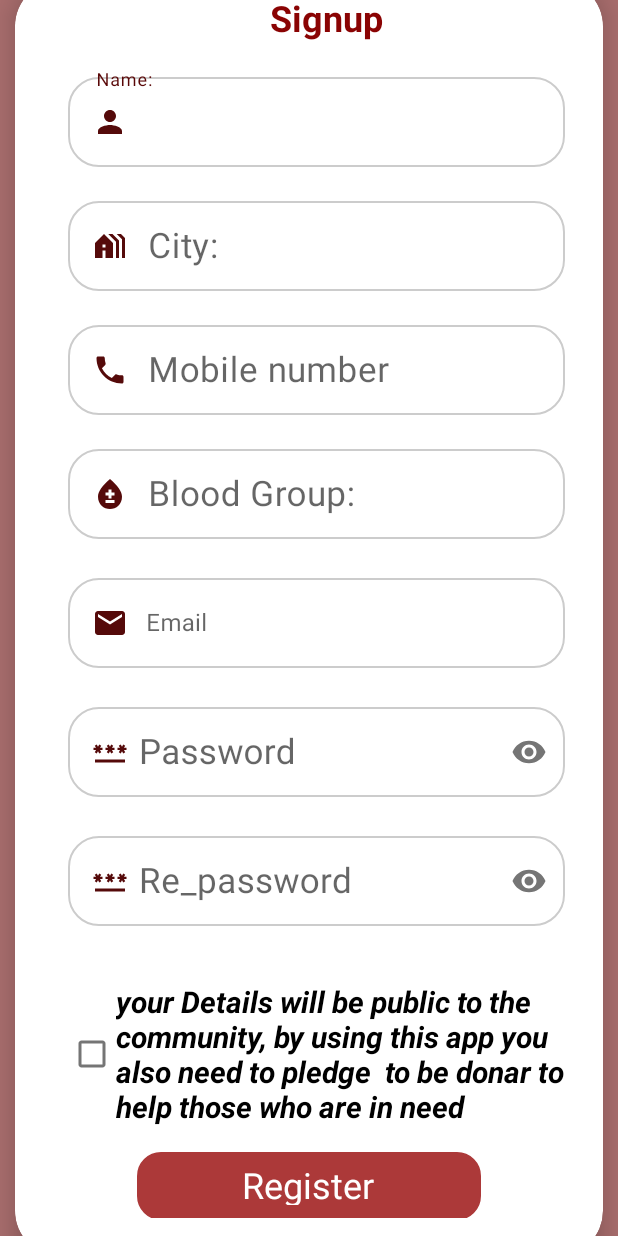
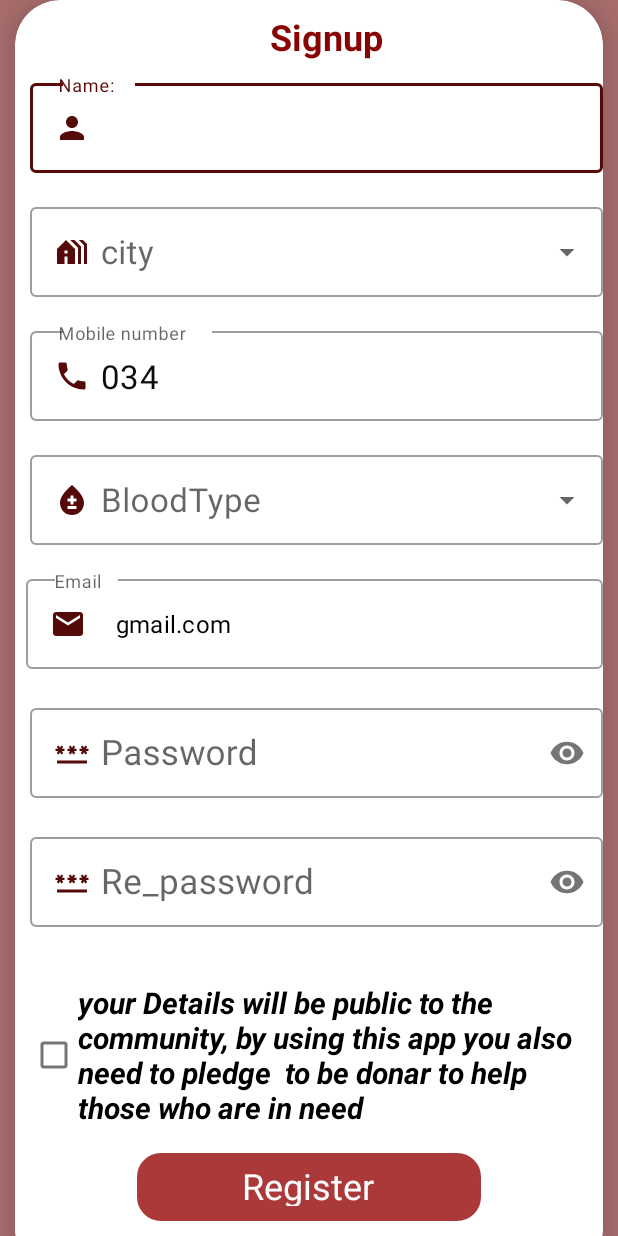
Before and after one commit to MaazAkbar8/ShareBloodApp, an Android app: the signupscreen screen opened directly, with no data from a screen before it, on a phone screen of 412 x 824 dp. Run offline under Robolectric (Android 15) with nearby library versions, the phone set to English and light mode, and no system bars; our stand-ins replace Firebase (no records; nobody signed in at launch, a user with empty details on screens opened directly).

Commit message:
lot of changed done1

```diff
--- a/app/src/main/java/com/example/shareblood/signupscreen.kt
+++ b/app/src/main/java/com/example/shareblood/signupscreen.kt
@@ -4,6 +4,8 @@ import android.annotation.SuppressLint
 import android.content.Intent
 import androidx.appcompat.app.AppCompatActivity
 import android.os.Bundle
+import android.text.method.PasswordTransformationMethod
+import android.widget.ArrayAdapter
 import android.widget.TextView
 import android.widget.Toast
 import com.example.shareblood.databinding.ActivityLoginScreenBinding
@@ -27,12 +29,44 @@ class signupscreen : AppCompatActivity() {
        // intailization
         auth = Firebase.auth
 
-       // signup eventhandling
+        //**********************************************************************************
+            // Email dropdownlist work
+
+             val list= listOf("Timergara","Balambat" ,"Lal_Qilla" ,"Jandol" ,"Adenzai" ,"Samar Bagh", "Chakdara","Munda","Maidan","Talash")
+             val adapter=ArrayAdapter(this,R.layout.list_item_city,list)
+             binding.dropdownfield.setAdapter(adapter)
+
+
+
+        //**********************************************************************************
+
+
+             // Bloodgroup dropdownlist works
+
+                 val m= listOf(" (A+)", " (A-)", "(B+) ","(B-) "," (AB+)", "(AB-) "," (O+) ","(O-)")
+
+                 val Adapter=ArrayAdapter(this,R.layout.list_item_bloodtype,m)
+                   binding.dropdownfieldBloodg.setAdapter(Adapter)
+
+  //*******************************************************************************************************
+
+
+
+
+
+
+
+
+
+
+
+
+        // signup eventhandling
         binding.tvsignup.setOnClickListener {
             val name = binding.etName.getText().toString()
-            val city = binding.city.getText().toString()
+            val dropdownfield= binding.dropdownfield.getText().toString()
             val contact = binding.contact.getText().toString()
-            val blood = binding.bloodG.getText().toString()
+            val blood = binding.dropdownfieldBloodg.getText().toString()
             val Email = binding.etEmail.getText().toString()
             val pass = binding.password.getText().toString()
             val re_pass = binding.rePass.getText().toString()
@@ -40,13 +74,14 @@ class signupscreen : AppCompatActivity() {
             if (contact.isEmpty()) {
                 binding.contact.setError("fields not be empty")
             } else if (blood.isEmpty()) {
-                binding.bloodgroup.setError("fields not be empty")
+                binding.dropdownfieldBloodg.setError("fields not be empty")
             } else if (Email.isEmpty()) {
                 binding.etEmail.setError("filed not be empty")
             }else if (pass.isEmpty()) {
                 binding.password.setError("field not be empty")
-            }else if (re_pass.isEmpty()){
+            }else if (re_pass.isEmpty()) {
                 binding.rePass.setError("field not be empty")
+
             }else {
                 // Data stored in firebase Authentication which data email and pass
                 auth.createUserWithEmailAndPassword(Email, pass).addOnCompleteListener {
@@ -61,6 +96,12 @@ class signupscreen : AppCompatActivity() {
 
             }
         }
+        //*****************************************************************************************************************
+           // contact work
+        binding.contact.setOnClickListener {
+
+            binding.contact.setText("034")
+        }
 
     }
 }
--- a/app/src/main/res/layout/activity_signupscreen.xml
+++ b/app/src/main/res/layout/activity_signupscreen.xml
@@ -4,7 +4,7 @@
     xmlns:tools="http://schemas.android.com/tools"
     android:layout_width="match_parent"
     android:layout_height="match_parent"
-    android:gravity="center"
+
     android:background="#A86D6D"
     tools:context=".signupscreen"
     android:orientation="vertical">
@@ -31,14 +31,14 @@
             android:textStyle="bold"
             android:textColor="#8a0303"/>
 
+
         <LinearLayout
-            android:id="@+id/linearLayout"
             android:layout_width="match_parent"
             android:layout_height="wrap_content"
         android:orientation="vertical"
-            android:layout_marginTop="33sp"
-            android:padding="25dp">
-          <!-- name -->
+            android:layout_marginTop="50sp"
+            >
+            <!-- Name-->
             <com.google.android.material.textfield.TextInputLayout
                 android:id="@+id/Name"
                  android:layout_width="match_parent"
@@ -49,7 +49,6 @@
                 android:id="@+id/et_name"
                 android:layout_width="match_parent"
                 android:layout_height="60dp"
-                android:background="@drawable/boarder_m"
                 android:drawableStart="@drawable/baseline_person_24"
                 android:drawablePadding="7dp"
                 android:padding="4dp"
@@ -58,35 +57,36 @@
                  android:inputType="textPersonName"
                  android:textColor="#0C0C0C"
                  android:textColorHint="#E14A4747"
-                 android:textSize="23dp" />
+                 android:textSize="22dp" />
             </com.google.android.material.textfield.TextInputLayout>
+
+          <!-- city -->
+
+            <com.google.android.material.textfield.TextInputLayout
+                android:layout_width="match_parent"
+                android:layout_height="wrap_content"
+                android:hint="city"
+                android:layout_marginTop="17dp"
+
+                style="@style/Widget.MaterialComponents.TextInputLayout.OutlinedBox.ExposedDropdownMenu">
+                <AutoCompleteTextView
+                    android:id="@+id/dropdownfield"
+                    android:layout_width="match_parent"
+                    android:layout_height="60dp"
+                    android:textColor="@color/black"
+                    android:padding="7dp"
+                    android:drawableStart="@drawable/baseline_holiday_village_24"
+                    android:drawablePadding="7dp"
+                    android:layout_marginTop="20dp"
+                    android:layout_marginStart="10dp"
+                    android:textSize="22sp"
+                    android:inputType="none"/>
 
 
 
-          <!-- city -->
-            <com.google.android.material.textfield.TextInputLayout
-                android:id="@+id/et_city"
-                android:layout_width="match_parent"
-                android:layout_height="wrap_content"
-                android:layout_marginTop="17sp"
-                style="@style/Widget.MaterialComponents.TextInputLayout.OutlinedBox">
-            <com.google.android.material.textfield.TextInputEditText
-                android:id="@+id/city"
-                android:layout_width="match_parent"
-                android:layout_height="60dp"
-            android:layout_marginTop="50dp"
-                android:drawablePadding="7dp"
-                android:padding="10dp"
-                android:layout_marginStart="10dp"
-                android:background="@drawable/boarder_m"
-                    android:hint=" City:"
-                android:drawableStart="@drawable/baseline_holiday_village_24"
-                    android:inputType="text"
-                    android:textColor="#0C0C0C"
-                    android:textColorHint="#E14A4747"
-                    android:textSize="23sp"
-                    tools:ignore="MissingConstraints" />
+
             </com.google.android.material.textfield.TextInputLayout>
+
 
 
            <!-- mobile no-->
@@ -101,17 +101,18 @@
                     android:id="@+id/contact"
                     android:layout_width="match_parent"
                     android:layout_height="60dp"
-                    android:background="@drawable/boarder_m"
+
                     android:drawableStart="@drawable/baseline_phone_24"
                     android:drawablePadding="7dp"
                     android:padding="4dp"
                     android:layout_marginTop="20dp"
                     android:layout_marginStart="10dp"
                     android:hint=" Mobile number "
+                    android:text="034"
                     android:inputType="number"
                     android:textColor="#0C0C0C"
                     android:textColorHint="#E14A4747"
-                    android:textSize="23dp"
+                    android:textSize="22dp"
                     tools:ignore="MissingConstraints" />
             </com.google.android.material.textfield.TextInputLayout>
 
@@ -119,30 +120,25 @@
 
             <!--bloodgroup-->
             <com.google.android.material.textfield.TextInputLayout
-                android:id="@+id/bloodgroup"
                 android:layout_width="match_parent"
                 android:layout_height="wrap_content"
-                android:layout_marginTop="17sp"
+                android:hint="BloodType"
+                android:layout_marginTop="17dp"
 
-                app:errorEnabled="true"
-                style="@style/Widget.MaterialComponents.TextInputLayout.OutlinedBox">
-            <com.google.android.material.textfield.TextInputEditText
-                android:id="@+id/bloodG"
+                style="@style/Widget.MaterialComponents.TextInputLayout.OutlinedBox.ExposedDropdownMenu">
+                <AutoCompleteTextView
+                    android:id="@+id/dropdownfield_bloodg"
                     android:layout_width="match_parent"
                     android:layout_height="60dp"
-                android:layout_marginTop="20dp"
+                    android:textColor="@color/black"
+                    android:padding="7dp"
                   android:drawableStart="@drawable/baseline_bloodtype_24"
                     android:drawablePadding="7dp"
-                android:padding="4dp"
+                    android:layout_marginTop="20dp"
                     android:layout_marginStart="10dp"
-                android:hint=" Blood Group:"
-                android:background="@drawable/boarder_m"
-                android:inputType="textPersonName"
-                android:textColor="#0C0C0C"
-                android:textColorHint="#E14A4747"
-                android:textSize="23dp"
-                tools:ignore="MissingConstraints"
-                />
+                    android:textSize="22sp"
+                    android:inputType="none"/>
+
             </com.google.android.material.textfield.TextInputLayout>
 
 
@@ -152,21 +148,25 @@
                 android:layout_width="match_parent"
                 android:layout_height="wrap_content"
                 app:errorEnabled="true"
+                android:layout_marginTop="17sp"
+
                 style="@style/Widget.MaterialComponents.TextInputLayout.OutlinedBox">
 
                 <com.google.android.material.textfield.TextInputEditText
                     android:id="@+id/etEmail"
                     android:layout_width="match_parent"
                     android:layout_height="60dp"
-                    android:background="@drawable/boarder_m"
                     android:drawableStart="@drawable/baseline_email_24"
-                    android:drawablePadding="8dp"
+                    android:drawablePadding="20dp"
                     android:padding="4dp"
+
                     android:hint=" Email"
-                    android:layout_marginStart="10dp"
+                    android:text="gmail.com"
+                    android:layout_marginStart="7dp"
                     android:inputType="textEmailAddress"
                     android:textColor="@color/black"
                     android:textColorHint="@color/black" />
+
             </com.google.android.material.textfield.TextInputLayout>
 
           <!-- password-->
@@ -185,12 +185,14 @@
                     android:drawablePadding="7dp"
                     android:padding="4dp"
                     android:hint="Password"
+                    android:maxLength="8"
+
                     android:textColor="#0C0C0C"
                     android:textColorHint="#E19C8181"
                     android:textSize="23dp"
                     android:layout_marginStart="10dp"
                     android:inputType="textPassword"
-                    android:background="@drawable/boarder_m"/>
+                    />
             </com.google.android.material.textfield.TextInputLayout>
 
 
@@ -216,7 +218,7 @@
                     android:textColorHint="#E12C2A2A"
                     android:textSize="23dp"
                     android:inputType="textPassword"
-                    android:background="@drawable/boarder_m"/>
+                    />
             </com.google.android.material.textfield.TextInputLayout>
 
 
--- a/app/src/main/res/layout/pass_forgot.xml
+++ b/app/src/main/res/layout/pass_forgot.xml
@@ -24,13 +24,13 @@
             android:layout_width="match_parent"
             android:layout_height="wrap_content"
             android:background="@drawable/levendr_fill"
-            android:drawableStart="@drawable/baseline_lock_reset_24"
             android:drawablePadding="8dp"
             android:padding="10dp"
             android:text="forgot password "
             android:textColor="@color/white"
             android:textSize="17sp"
-            app:layout_constraintTop_toTopOf="parent" />
+            app:layout_constraintTop_toTopOf="parent"
+            app:drawableStartCompat="@drawable/baseline_lock_reset_24" />
 
         <TextView
             android:id="@+id/desc"
```
Also changed, not shown: app/src/main/res/layout/donar_list_item_layout.xml (+11 -7 lines), app/src/main/res/layout/list_item_bloodtype.xml (added, +9 -0 lines), app/src/main/res/layout/list_item_city.xml (added, +9 -0 lines), app/src/main/res/menu/drawable/shape_ractangle.xml (deleted, +0 -10 lines), app/src/main/res/menu/drawable/tv_rectangle.xml (deleted, +0 -10 lines), app/src/main/res/menu/drawable/splashyok.jpg (deleted). Lines whose indentation alone changed are shown as unchanged.
